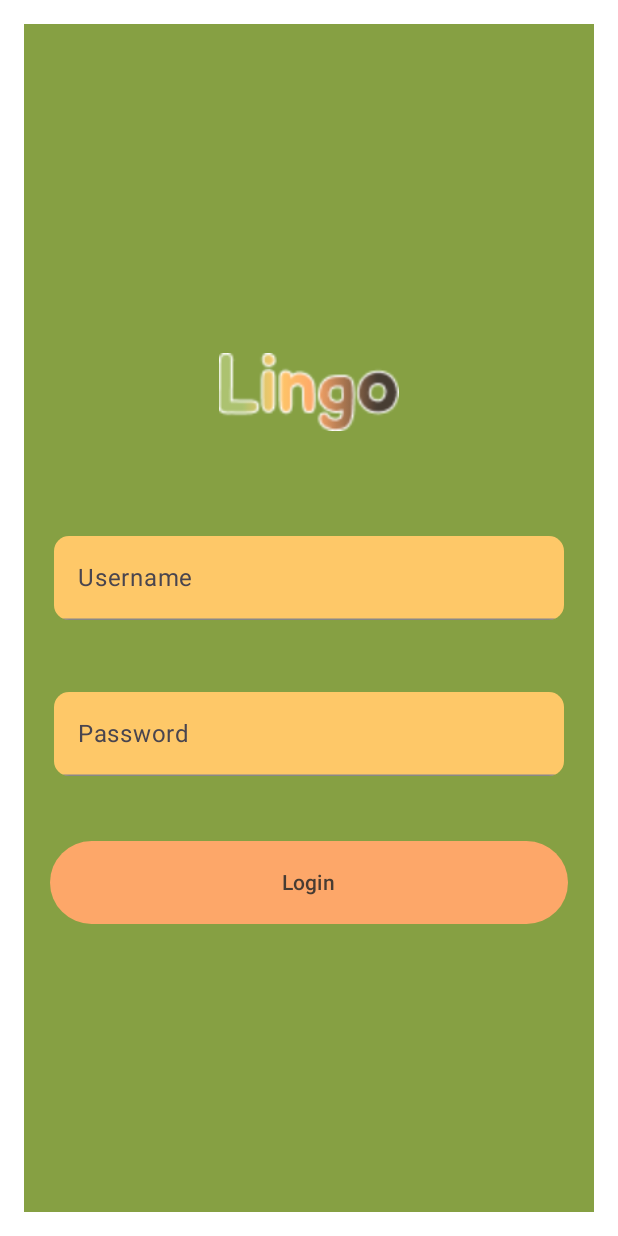
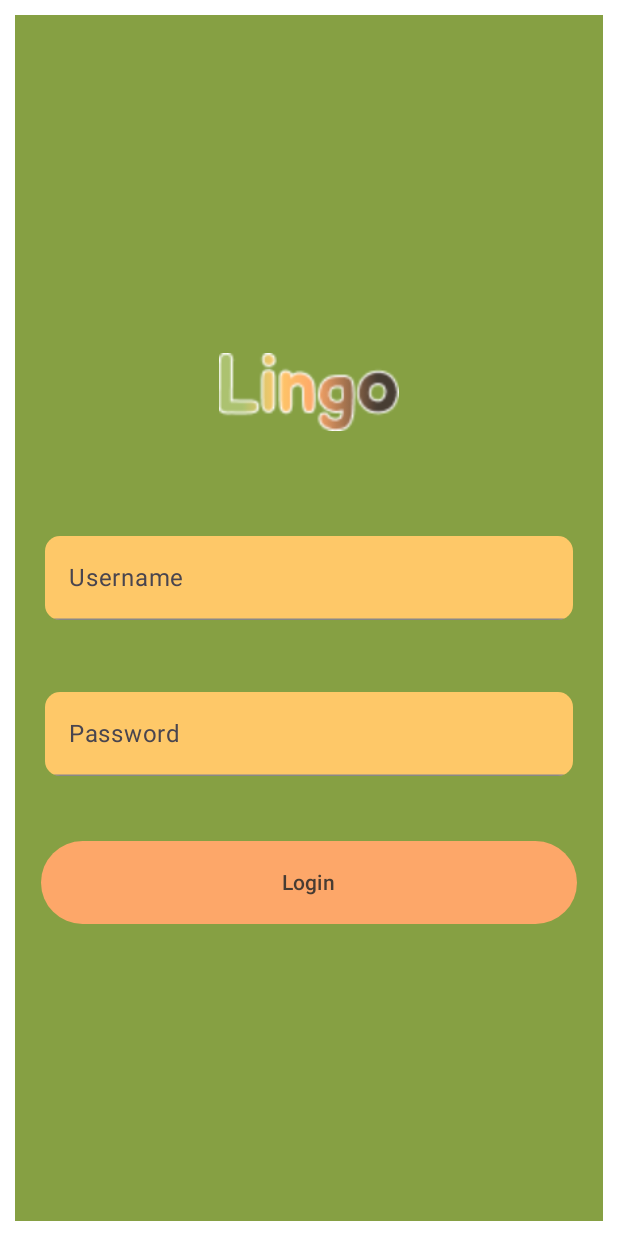
Before and after one commit to danyaosman/Lingo, an Android app built with Jetpack Compose: the @Preview function LoginScreenPreview, on a phone screen of 412 x 824 dp. Run offline under Robolectric (Android 15) with nearby library versions, the phone set to English and light mode, and no system bars.

```diff
--- a/app/build.gradle.kts
+++ b/app/build.gradle.kts
@@ -56,6 +56,7 @@ dependencies {
     implementation("androidx.lifecycle:lifecycle-runtime-ktx:2.7.0")
     implementation("androidx.compose.material3:material3-android:1.2.1")
     implementation("androidx.room:room-common:2.6.1")
+    implementation("androidx.room:room-ktx:2.6.1")
     debugImplementation("androidx.compose.ui:ui-tooling:1.6.7")
     implementation("androidx.compose.ui:ui-tooling-preview:1.6.7")
 
--- a/app/src/main/java/com/example/lingo/LoginScreen.kt
+++ b/app/src/main/java/com/example/lingo/LoginScreen.kt
@@ -39,7 +39,7 @@ fun LoginScreen() {
     Column(
         modifier = Modifier
             .fillMaxSize()
-            .padding(16.dp)
+            .padding(10.dp)
             .background(Green),
         verticalArrangement = Arrangement.Center,
         horizontalAlignment = Alignment.CenterHorizontally
@@ -59,11 +59,11 @@ fun LoginScreen() {
             label = { Text("Username") },
             modifier = Modifier.padding(20.dp).fillMaxWidth(),
             shape = RoundedCornerShape(10.dp),
-            colors = TextFieldDefaults.textFieldColors(
-                containerColor = Yellow,
-                focusedIndicatorColor = Color.Yellow,
-                unfocusedIndicatorColor = Color.Gray,
-                cursorColor = Color.Yellow,
+            colors = TextFieldDefaults.colors(
+                focusedContainerColor = Yellow,
+                unfocusedContainerColor = Yellow,
+                focusedIndicatorColor = Orange,
+                unfocusedIndicatorColor = Color.Gray
             )
         )
 
@@ -81,11 +81,11 @@ fun LoginScreen() {
                 .fillMaxWidth(),
             shape = RoundedCornerShape(10.dp),
 
-            colors = TextFieldDefaults.textFieldColors(
-                containerColor = Yellow,
-                focusedIndicatorColor = Color.Yellow,
-                unfocusedIndicatorColor = Color.Gray,
-                cursorColor = Color.Yellow,
+            colors = TextFieldDefaults.colors(
+                focusedContainerColor = Yellow,
+                unfocusedContainerColor = Yellow,
+                focusedIndicatorColor = Orange,
+                unfocusedIndicatorColor = Color.Gray
             )
         )
 
--- a/app/src/main/java/com/example/lingo/room/Dao.kt
+++ b/app/src/main/java/com/example/lingo/room/Dao.kt
@@ -31,6 +31,4 @@ interface LevelDao {
 
     @Query("SELECT * FROM levels_table WHERE courseid = :courseId")
     fun getCourseLevels(courseId:Int):List<Boolean>
-
-
 }
```
Also changed, not shown: app/src/main/java/com/example/lingo/room/LingoDatabase.kt (added, +33 -0 lines), app/src/main/java/com/example/lingo/room/Tables.kt (renamed from app/src/main/java/com/example/lingo/room/Database.kt).
